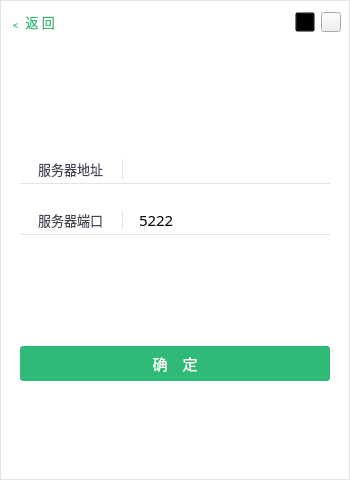
First picture: the form in STSample/STServerConfig.ui, repository sunpu/stsample, before the edit.
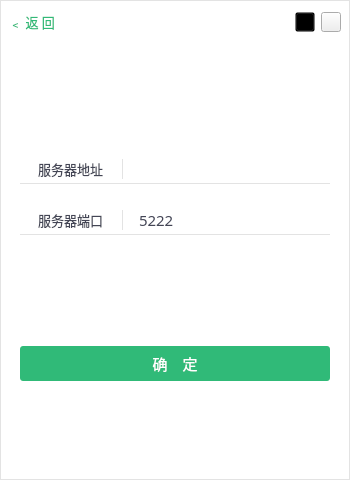
Second picture: the form after the edit. Icons and pictures are not drawn.

Patch:
```diff
--- a/STSample/STServerConfig.ui
+++ b/STSample/STServerConfig.ui
@@ -465,7 +465,7 @@
             </font>
            </property>
            <property name="styleSheet">
-            <string notr="true">border: 0px;border-bottom: 1px solid #e3e3e3;
+            <string notr="true">color: rgb(67, 69, 85);border: 0px;border-bottom: 1px solid #e3e3e3;
 </string>
            </property>
            <property name="text">
```
Left out of the diff: 2 changed lines with no effect on the pictures.
